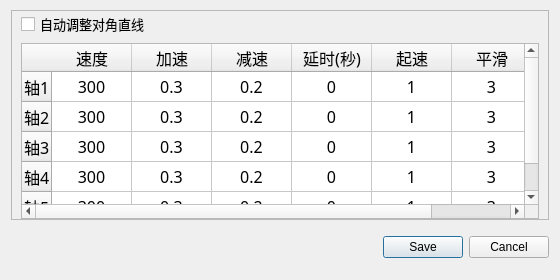
Qt form Speed_Ui.ui (zzw168/MainCtl) before a commit.
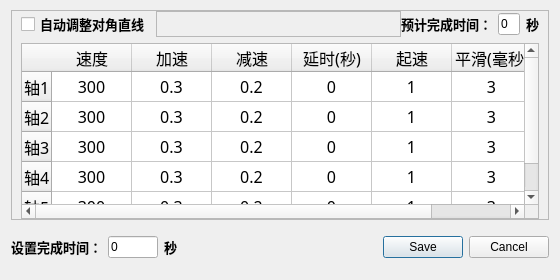
The same form after that commit.

The edit to the form file:
```diff
--- a/Speed_Ui.ui
+++ b/Speed_Ui.ui
@@ -29,7 +29,67 @@
    <property name="topMargin">
     <number>0</number>
    </property>
-   <item row="0" column="0">
+   <item row="1" column="2">
+    <widget class="QLabel" name="label_3">
+     <property name="font">
+      <font>
+       <family>Microsoft YaHei</family>
+       <pointsize>10</pointsize>
+       <bold>true</bold>
+      </font>
+     </property>
+     <property name="text">
+      <string>秒</string>
+     </property>
+    </widget>
+   </item>
+   <item row="1" column="1">
+    <widget class="QLineEdit" name="lineEdit_time_set">
+     <property name="maximumSize">
+      <size>
+       <width>50</width>
+       <height>16777215</height>
+      </size>
+     </property>
+     <property name="text">
+      <string>0</string>
+     </property>
+     <property name="readOnly">
+      <bool>false</bool>
+     </property>
+    </widget>
+   </item>
+   <item row="1" column="3">
+    <widget class="QDialogButtonBox" name="buttonBox">
+     <property name="minimumSize">
+      <size>
+       <width>0</width>
+       <height>0</height>
+      </size>
+     </property>
+     <property name="orientation">
+      <enum>Qt::Orientation::Horizontal</enum>
+     </property>
+     <property name="standardButtons">
+      <set>QDialogButtonBox::StandardButton::Cancel|QDialogButtonBox::StandardButton::Save</set>
+     </property>
+    </widget>
+   </item>
+   <item row="1" column="0">
+    <widget class="QLabel" name="label_4">
+     <property name="font">
+      <font>
+       <family>Microsoft YaHei</family>
+       <pointsize>10</pointsize>
+       <bold>true</bold>
+      </font>
+     </property>
+     <property name="text">
+      <string>设置完成时间：</string>
+     </property>
+    </widget>
+   </item>
+   <item row="0" column="0" colspan="4">
     <widget class="QFrame" name="frame">
      <property name="minimumSize">
       <size>
@@ -56,7 +116,81 @@
       <property name="bottomMargin">
        <number>0</number>
       </property>
-      <item row="1" column="0">
+      <item row="0" column="0">
+       <widget class="QCheckBox" name="checkBox_auto_line">
+        <property name="font">
+         <font>
+          <family>Microsoft YaHei</family>
+          <pointsize>10</pointsize>
+          <bold>true</bold>
+         </font>
+        </property>
+        <property name="text">
+         <string>自动调整对角直线</string>
+        </property>
+       </widget>
+      </item>
+      <item row="0" column="2">
+       <widget class="QLabel" name="label">
+        <property name="font">
+         <font>
+          <family>Microsoft YaHei</family>
+          <pointsize>10</pointsize>
+          <bold>true</bold>
+         </font>
+        </property>
+        <property name="text">
+         <string>预计完成时间：</string>
+        </property>
+       </widget>
+      </item>
+      <item row="0" column="3">
+       <widget class="QLineEdit" name="lineEdit_time">
+        <property name="maximumSize">
+         <size>
+          <width>50</width>
+          <height>16777215</height>
+         </size>
+        </property>
+        <property name="text">
+         <string>0</string>
+        </property>
+        <property name="readOnly">
+         <bool>true</bool>
+        </property>
+       </widget>
+      </item>
+      <item row="0" column="1">
+       <widget class="QFrame" name="frame_2">
+        <property name="minimumSize">
+         <size>
+          <width>245</width>
+          <height>0</height>
+         </size>
+        </property>
+        <property name="frameShape">
+         <enum>QFrame::Shape::StyledPanel</enum>
+        </property>
+        <property name="frameShadow">
+         <enum>QFrame::Shadow::Raised</enum>
+        </property>
+       </widget>
+      </item>
+      <item row="0" column="4">
+       <widget class="QLabel" name="label_2">
+        <property name="font">
+         <font>
+          <family>Microsoft YaHei</family>
+          <pointsize>10</pointsize>
+          <bold>true</bold>
+         </font>
+        </property>
+        <property name="text">
+         <string>秒</string>
+        </property>
+       </widget>
+      </item>
+      <item row="1" column="0" colspan="5">
        <widget class="QTableWidget" name="tableWidget_Set_Speed">
         <property name="minimumSize">
          <size>
@@ -138,7 +272,7 @@
         </column>
         <column>
          <property name="text">
-          <string>平滑</string>
+          <string>平滑(毫秒)</string>
          </property>
         </column>
         <item row="0" column="0">
@@ -383,37 +517,9 @@
         </item>
        </widget>
       </item>
-      <item row="0" column="0">
-       <widget class="QCheckBox" name="checkBox_auto_line">
-        <property name="font">
-         <font>
-          <pointsize>10</pointsize>
-         </font>
-        </property>
-        <property name="text">
-         <string>自动调整对角直线</string>
-        </property>
-       </widget>
-      </item>
      </layout>
     </widget>
    </item>
-   <item row="1" column="0">
-    <widget class="QDialogButtonBox" name="buttonBox">
-     <property name="minimumSize">
-      <size>
-       <width>0</width>
-       <height>0</height>
-      </size>
-     </property>
-     <property name="orientation">
-      <enum>Qt::Orientation::Horizontal</enum>
-     </property>
-     <property name="standardButtons">
-      <set>QDialogButtonBox::StandardButton::Cancel|QDialogButtonBox::StandardButton::Save</set>
-     </property>
-    </widget>
-   </item>
   </layout>
  </widget>
  <resources/>
```
